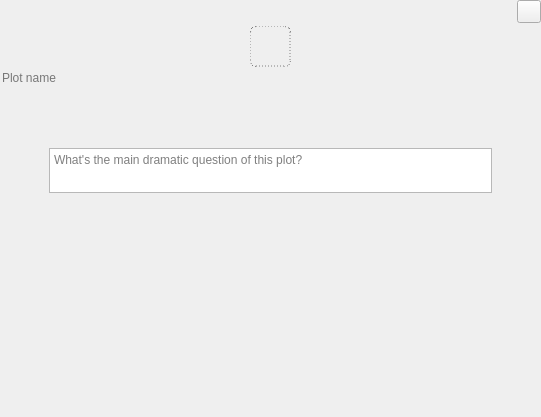
This is ui/plot_widget.ui in zkovari/plotlyst as Qt 5 draws it before an edit. The edited form follows.
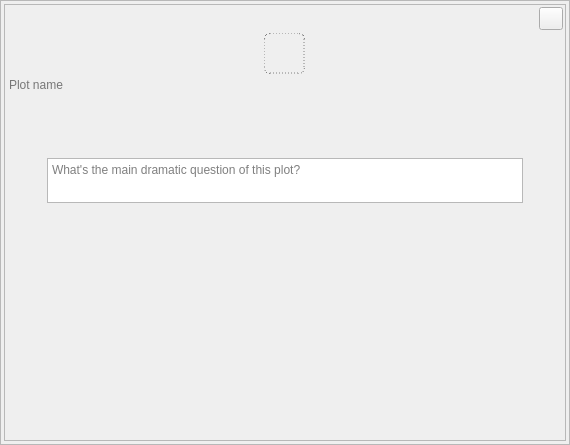
This is the edited form. Custom widgets are drawn as their Qt base class.

Commit message: frame color

Diff of the .ui file:
```diff
--- a/ui/plot_widget.ui
+++ b/ui/plot_widget.ui
@@ -6,8 +6,8 @@
    <rect>
     <x>0</x>
     <y>0</y>
-    <width>541</width>
-    <height>417</height>
+    <width>570</width>
+    <height>445</height>
    </rect>
   </property>
   <property name="sizePolicy">
@@ -20,23 +20,47 @@
    <string>Frame</string>
   </property>
   <property name="frameShape">
-   <enum>QFrame::NoFrame</enum>
+   <enum>QFrame::StyledPanel</enum>
   </property>
   <layout class="QVBoxLayout" name="verticalLayout">
    <property name="spacing">
+    <number>0</number>
+   </property>
+   <property name="leftMargin">
     <number>3</number>
    </property>
+   <property name="topMargin">
+    <number>3</number>
+   </property>
+   <property name="rightMargin">
+    <number>3</number>
+   </property>
+   <property name="bottomMargin">
+    <number>3</number>
+   </property>
+   <item>
+    <widget class="QFrame" name="frame">
+     <property name="frameShape">
+      <enum>QFrame::StyledPanel</enum>
+     </property>
+     <property name="frameShadow">
+      <enum>QFrame::Raised</enum>
+     </property>
+     <layout class="QVBoxLayout" name="verticalLayout_2">
+      <property name="spacing">
+       <number>3</number>
+      </property>
    <property name="leftMargin">
-    <number>0</number>
+       <number>2</number>
    </property>
    <property name="topMargin">
-    <number>0</number>
+       <number>2</number>
    </property>
    <property name="rightMargin">
-    <number>0</number>
+       <number>2</number>
    </property>
    <property name="bottomMargin">
-    <number>0</number>
+       <number>2</number>
    </property>
    <item alignment="Qt::AlignRight">
     <widget class="DotsMenuButton" name="btnSettings">
@@ -97,6 +121,21 @@
    <item>
     <widget class="QWidget" name="widget" native="true">
      <layout class="QHBoxLayout" name="horizontalLayout">
+         <property name="spacing">
+          <number>3</number>
+         </property>
+         <property name="leftMargin">
+          <number>0</number>
+         </property>
+         <property name="topMargin">
+          <number>0</number>
+         </property>
+         <property name="rightMargin">
+          <number>0</number>
+         </property>
+         <property name="bottomMargin">
+          <number>0</number>
+         </property>
       <item>
        <spacer name="horizontalSpacer">
         <property name="orientation">
@@ -165,6 +204,9 @@
        <verstretch>0</verstretch>
       </sizepolicy>
      </property>
+       </widget>
+      </item>
+     </layout>
     </widget>
    </item>
   </layout>
```
Lines whose indentation alone changed are shown as unchanged. The commit also changes 2 other files.
